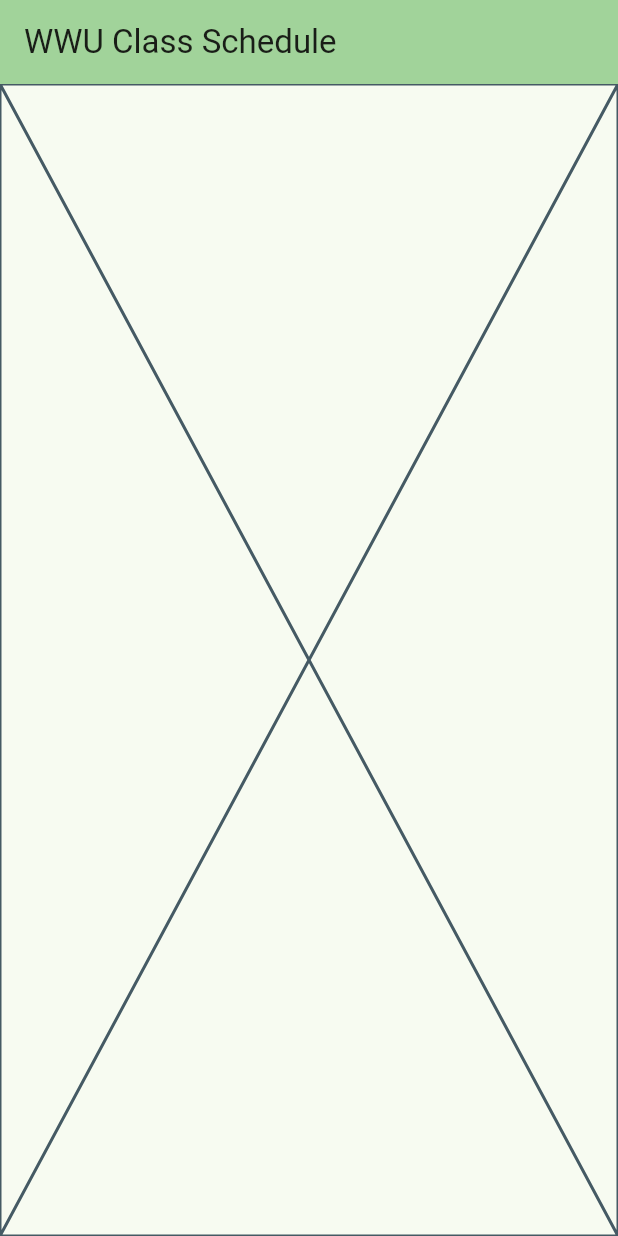
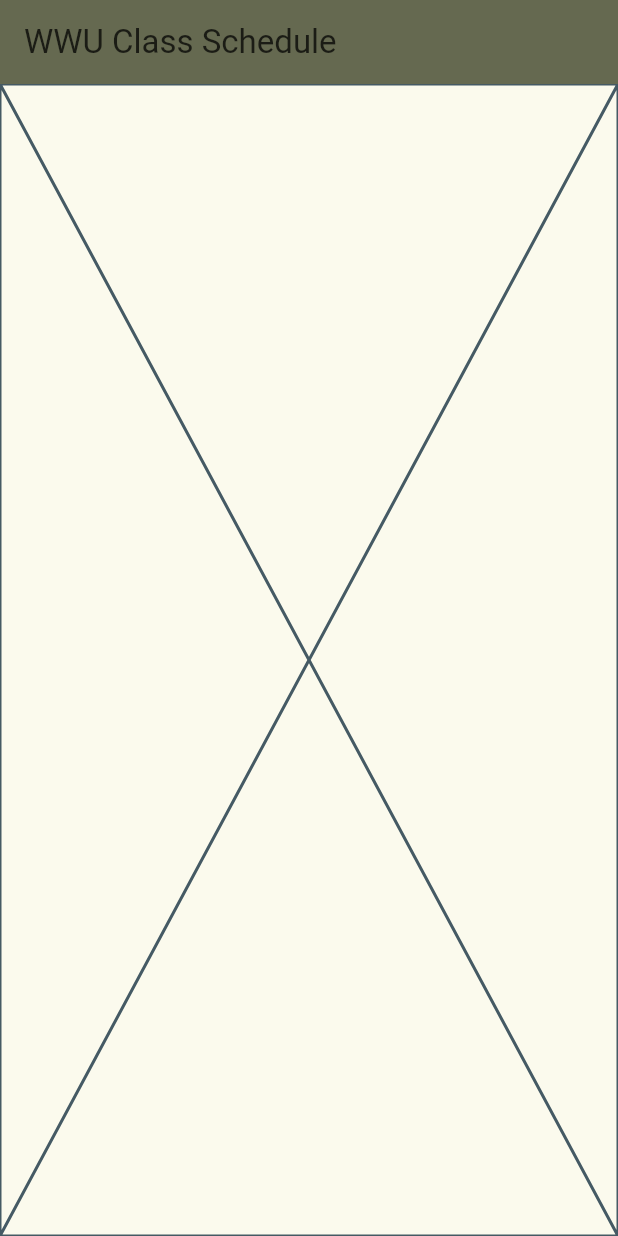
Before and after one commit to wwu-cs450/schedule, a Flutter app: the screen it shows after launch, on a phone screen of 412 x 824 dp. Run offline on Flutter 3.47's test engine with Material 3 defaults, Android fonts, the phone set to English and light mode, and no system bars; our stand-ins replace csv; missing offline and left inert: universal_html.

Commit message:
Update color scheme

```diff
--- a/lib/main.dart
+++ b/lib/main.dart
@@ -24,7 +24,10 @@ class MyApp extends StatelessWidget {
     return MaterialApp(
       title: 'WWU Class Schedule',
       theme: ThemeData(
-        colorScheme: ColorScheme.fromSeed(seedColor: Colors.green),
+        colorScheme: ColorScheme.fromSeed(
+          seedColor: const Color(0xFF656950),
+          primary: const Color(0xFF656950),
+        ),
         useMaterial3: true,
       ),
       home: const MyHomePage(title: 'WWU Class Schedule'),
@@ -50,6 +53,16 @@ class _MyHomePageState extends State<MyHomePage> {
   List<Class> _data = <Class>[]; // To store data to be sorted
   final List<Class> _savedData = <Class>[]; // Saved class data
   List<Class> _classes = <Class>[];
+  late Row sizingRow;
+  Map<String, int> palette = {
+    'green': 0xFF656950,
+    'brown': 0xFF796249,
+    'orange': 0xFFC36D2A,
+    'tan': 0xFFC7AE86,
+    'blue': 0xFF667FA4,
+    'grey-brown': 0xFF877465,
+    'brick-red': 0xFF961400,
+  };
   final startYear = 2023;
   final List<String> keys = [];
 
@@ -277,7 +290,7 @@ class _MyHomePageState extends State<MyHomePage> {
       width: width,
       key: Key('$input Header Card'),
       decoration: BoxDecoration(
-        color: const Color(0xFF336699),
+        color: Color(palette['blue']!),
         border: Border.all(color: Colors.black),
       ),
       child: Text(
@@ -767,7 +780,7 @@ class _MyHomePageState extends State<MyHomePage> {
   Widget build(BuildContext context) {
     return Scaffold(
       appBar: AppBar(
-        backgroundColor: Theme.of(context).colorScheme.inversePrimary,
+        backgroundColor: Theme.of(context).colorScheme.primary,
         title: Text(widget.title),
       ),
       body: LayoutBuilder(
```
